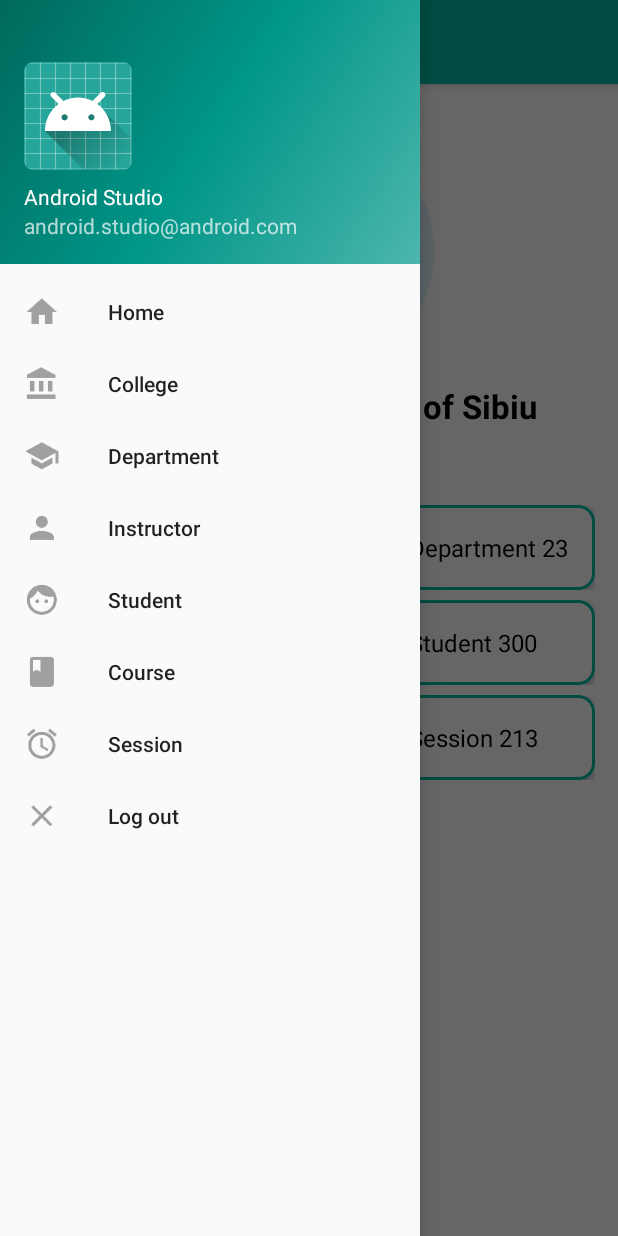
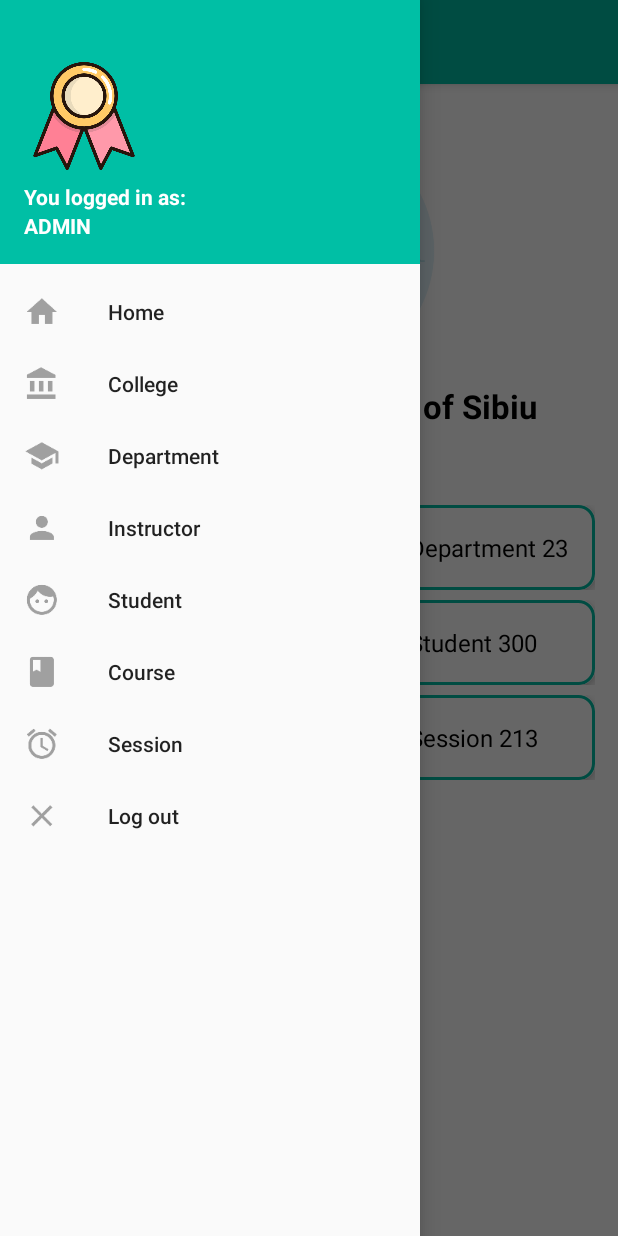
Before and after one commit to samrithyoeun/university-management-system, an Android app: the Main2Activity screen opened directly, with no data from a screen before it, with the side drawer open, on a phone screen of 412 x 824 dp. Run offline under Robolectric (Android 15) with nearby library versions, the phone set to English and light mode, and no system bars; pictures from the network do not load.

Commit message:
edit the sidebar header

```diff
--- a/app/src/main/res/layout/nav_header_main2.xml
+++ b/app/src/main/res/layout/nav_header_main2.xml
@@ -3,7 +3,7 @@
     xmlns:app="http://schemas.android.com/apk/res-auto"
     android:layout_width="match_parent"
     android:layout_height="@dimen/nav_header_height"
-    android:background="@drawable/side_nav_bar"
+    android:background="@color/green"
     android:gravity="bottom"
     android:orientation="vertical"
     android:paddingBottom="@dimen/activity_vertical_margin"
@@ -14,22 +14,25 @@
 
     <ImageView
         android:id="@+id/imageView"
-        android:layout_width="wrap_content"
-        android:layout_height="wrap_content"
+        android:layout_width="80dp"
+        android:layout_height="80dp"
         android:paddingTop="@dimen/nav_header_vertical_spacing"
-        app:srcCompat="@mipmap/ic_launcher_round" />
+        app:srcCompat="@mipmap/medal" />
 
     <TextView
         android:layout_width="match_parent"
         android:layout_height="wrap_content"
         android:paddingTop="@dimen/nav_header_vertical_spacing"
-        android:text="Android Studio"
+        android:textStyle="bold"
+        android:text="You logged in as:"
         android:textAppearance="@style/TextAppearance.AppCompat.Body1" />
 
     <TextView
         android:id="@+id/textView"
         android:layout_width="wrap_content"
         android:layout_height="wrap_content"
-        android:text="android.studio@android.com" />
+        android:textStyle="bold"
+        android:text="ADMIN"
+        android:textColor="#ffffff"/>
 
 </LinearLayout>
```
Also changed, not shown: app/src/main/res/mipmap-mdpi/medal.png (added).
